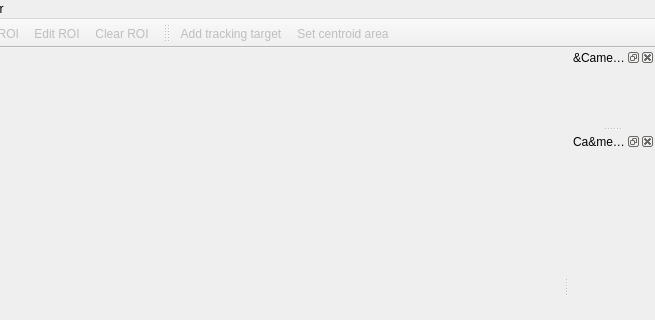
Old version of the form src/planetaryimager_mainwindow.ui in the repository GuLinux/PlanetaryImager; both pictures show x 342 to 997 and y 0 to 320 of the 997 by 546 pixel window.
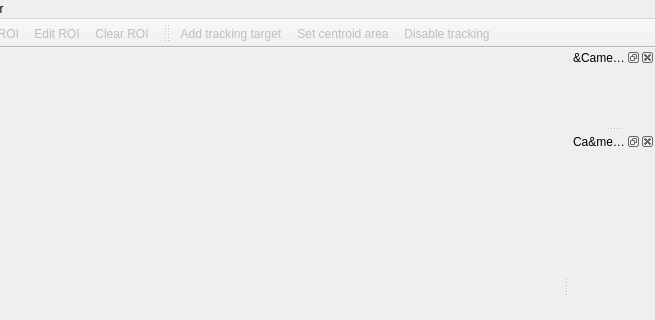
New version of the form. Icons and pictures are not drawn.

Commit message: Add disabling of tracking

```diff
--- a/src/planetaryimager_mainwindow.ui
+++ b/src/planetaryimager_mainwindow.ui
@@ -222,6 +222,7 @@
    </attribute>
    <addaction name="actionAddTrackingTarget"/>
    <addaction name="actionSetCentroidArea"/>
+   <addaction name="actionDisableTracking"/>
   </widget>
   <action name="action_devices_rescan">
    <property name="icon">
@@ -451,6 +452,14 @@
     <string>&amp;Set centroid area</string>
    </property>
   </action>
+  <action name="actionDisableTracking">
+   <property name="enabled">
+    <bool>false</bool>
+   </property>
+   <property name="text">
+    <string>&amp;Disable tracking</string>
+   </property>
+  </action>
  </widget>
  <resources>
   <include location="resources/resources.qrc"/>
```
Left out of the diff: 2 changed lines with no effect on the pictures. The commit also changes 3 other files.
